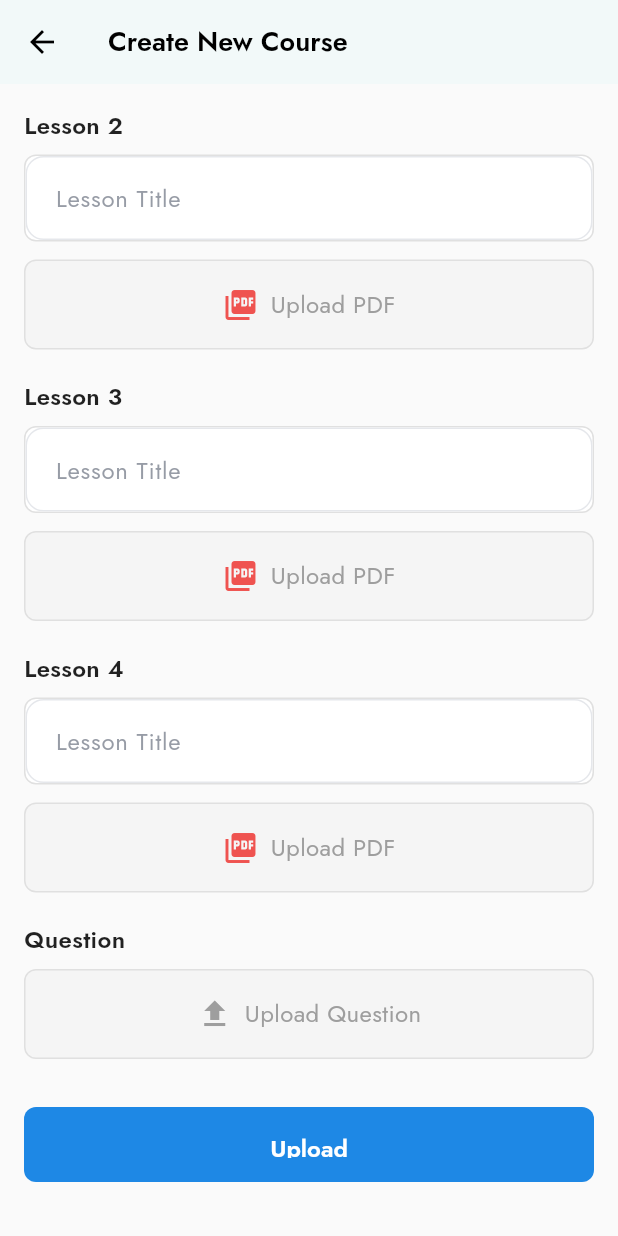
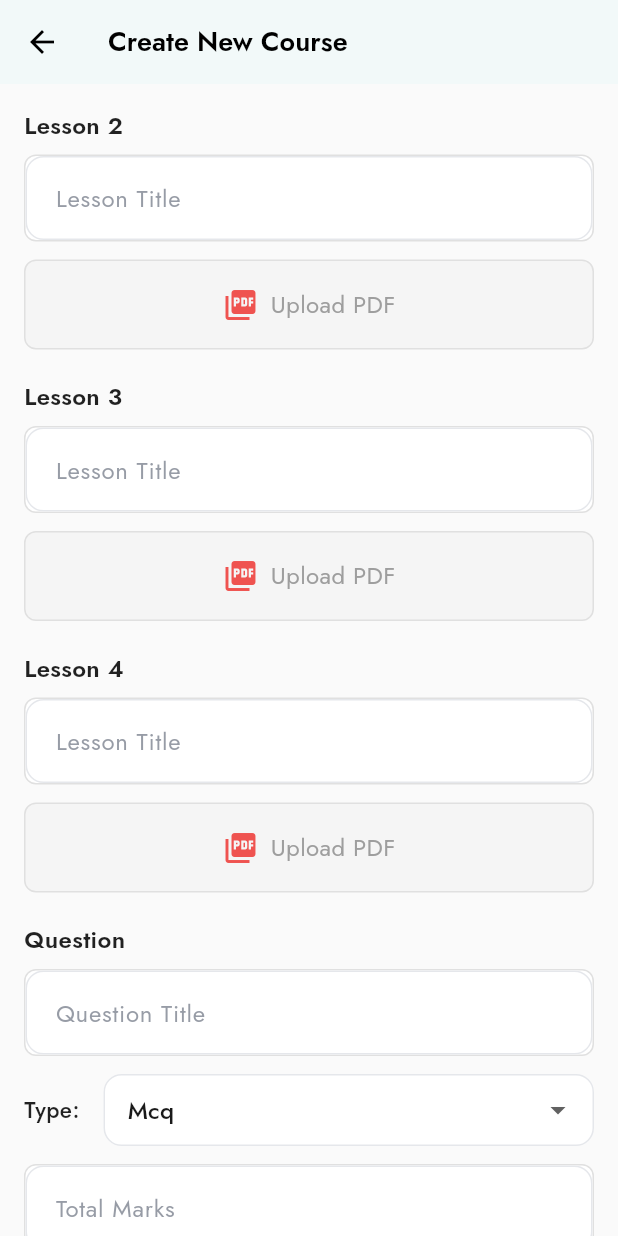
Before and after one commit to Sii-fu/knowble, a Flutter app: the CreateCourseScreen screen opened directly, scrolled down 865 dp, on a phone screen of 412 x 824 dp. Run offline on Flutter 3.47's test engine with Material 3 defaults, Android fonts, the phone set to English and light mode, and no system bars; our stand-ins replace file_picker, fl_chart, image_picker, sizer, supabase_flutter, timeago; missing offline and left inert: markdown_widget; accounts and stored records are empty.

Commit message:
doin question ai
kichu hoy nai akhono

```diff
--- a/lib/data/models/assessment.dart
+++ b/lib/data/models/assessment.dart
@@ -1,13 +1,8 @@
-// assessment.dart
-// Assessment model for Knowble, matching the assessments table in the database.
-
-enum AssessmentType { quiz, assignment, other }
-
 class Assessment {
   final String id;
   final String courseId;
   final String title;
-  final AssessmentType type;
+  final String type; // 'quiz', 'assignment'
   final int totalMarks;
 
   Assessment({
@@ -17,4 +12,40 @@ class Assessment {
     required this.type,
     required this.totalMarks,
   });
+
+  factory Assessment.fromMap(Map<String, dynamic> map) {
+    return Assessment(
+      id: map['id'] ?? '',
+      courseId: map['course_id'] ?? '',
+      title: map['title'] ?? '',
+      type: map['type'] ?? '',
+      totalMarks: map['total_marks'] ?? 0,
+    );
+  }
+
+  Map<String, dynamic> toMap() {
+    return {
+      'id': id,
+      'course_id': courseId,
+      'title': title,
+      'type': type,
+      'total_marks': totalMarks,
+    };
+  }
+
+  Assessment copyWith({
+    String? id,
+    String? courseId,
+    String? title,
+    String? type,
+    int? totalMarks,
+  }) {
+    return Assessment(
+      id: id ?? this.id,
+      courseId: courseId ?? this.courseId,
+      title: title ?? this.title,
+      type: type ?? this.type,
+      totalMarks: totalMarks ?? this.totalMarks,
+    );
+  }
 }
--- a/lib/data/models/question.dart
+++ b/lib/data/models/question.dart
@@ -1,13 +1,8 @@
-// question.dart
-// Question model for Knowble, matching the questions table in the database.
-
-enum QuestionType { mcq, text, code }
-
 class Question {
   final String id;
   final String assessmentId;
   final String questionText;
-  final QuestionType type;
+  final String type; // 'mcq', 'text', 'code'
   final int marks;
 
   Question({
@@ -17,4 +12,45 @@ class Question {
     required this.type,
     required this.marks,
   });
+
+  factory Question.fromMap(Map<String, dynamic> map) {
+    return Question(
+      id: map['id'] ?? '',
+      assessmentId: map['assessment_id'] ?? '',
+      questionText: map['question_text'] ?? '',
+      type: map['type'] ?? '',
+      marks: map['marks'] ?? 0,
+    );
+  }
+
+  Map<String, dynamic> toMap() {
+    return {
+      'id': id,
+      'assessment_id': assessmentId,
+      'question_text': questionText,
+      'type': type,
+      'marks': marks,
+    };
+  }
+
+  Question copyWith({
+    String? id,
+    String? assessmentId,
+    String? questionText,
+    String? type,
+    int? marks,
+  }) {
+    return Question(
+      id: id ?? this.id,
+      assessmentId: assessmentId ?? this.assessmentId,
+      questionText: questionText ?? this.questionText,
+      type: type ?? this.type,
+      marks: marks ?? this.marks,
+    );
+  }
+
+  // Helper
+  bool get isMCQ => type == 'mcq';
+  bool get isCode => type == 'code';
+  bool get isText => type == 'text';
 }
--- a/lib/features/instructor/create_course_screen.dart
+++ b/lib/features/instructor/create_course_screen.dart
@@ -2,6 +2,7 @@
 import 'package:flutter/material.dart';
 import 'package:file_picker/file_picker.dart';
 import 'package:knowble_app/core/services/Instructor/course_service.dart';
+import 'package:knowble_app/core/services/Instructor/questionai_service.dart';
 import 'package:flutter/foundation.dart';
 import 'dart:typed_data';
 
@@ -13,6 +14,20 @@ class CreateCourseScreen extends StatefulWidget {
 }
 
 class _CreateCourseScreenState extends State<CreateCourseScreen> {
+  String? _createdCourseId;
+  // Question section controllers
+  final TextEditingController _questionTitleController = TextEditingController();
+  final TextEditingController _questionMarksController = TextEditingController();
+
+  // Helper to get the current courseId (you may want to store this after course creation)
+  Future<String?> _getCurrentCourseId() async {
+    return _createdCourseId;
+  }
+  // Gemini API key (replace with your actual key or load from secure storage)
+  final String _geminiApiKey = 'AIzaSyAUoA_MGBSzZHSIQsMRZ4BgM6vQcKhM9pI';
+  late final QuestionAIService _questionAIService;
+
+
   final CourseService _courseService = CourseService();
   final TextEditingController _courseNameController = TextEditingController();
   final TextEditingController _courseDescriptionController = TextEditingController();
@@ -28,6 +43,7 @@ class _CreateCourseScreenState extends State<CreateCourseScreen> {
   List<Map<String, dynamic>?> _lessonPdfInfos = [];
 
   String selectedLessonCount = '4 Lesson';
+  String _selectedQuestionType = 'Mcq';
 
   final List<String> lessonCounts = [
     '1 Lesson',
@@ -50,6 +66,8 @@ class _CreateCourseScreenState extends State<CreateCourseScreen> {
     _lesson1Controller.text = '';
     _lessonCountController.text = '';
     _updateLessonControllers();
+
+    _questionAIService = QuestionAIService(geminiApiKey: _geminiApiKey);
   }
 
   void _updateLessonControllers() {
@@ -201,6 +219,9 @@ class _CreateCourseScreenState extends State<CreateCourseScreen> {
         _showSuccessDialog('Failed to create course.');
         return;
       }
+      setState(() {
+        _createdCourseId = courseId;
+      });
 
       // 2. Insert module (chapter)
       final moduleId = await _courseService.createModule(
@@ -613,7 +634,7 @@ class _CreateCourseScreenState extends State<CreateCourseScreen> {
               const SizedBox(height: 20),
             ],
 
-            // Question Section (Additional as requested)
+            // Question Section
             const Text(
               'Question',
               style: TextStyle(
@@ -623,33 +644,143 @@ class _CreateCourseScreenState extends State<CreateCourseScreen> {
               ),
             ),
             const SizedBox(height: 8),
+            // Title Field
             Container(
-              height: 60,
               decoration: BoxDecoration(
-                color: Colors.grey[100],
+                color: Colors.white,
                 borderRadius: BorderRadius.circular(8),
                 border: Border.all(color: Colors.grey[300]!),
               ),
-              child: InkWell(
-                onTap: _handleQuestionUpload,
-                borderRadius: BorderRadius.circular(8),
-                child: const Center(
-                  child: Row(
-                    mainAxisAlignment: MainAxisAlignment.center,
-                    children: [
-                      Icon(Icons.upload, color: Colors.grey),
-                      SizedBox(width: 8),
-                      Text(
-                        'Upload Question',
-                        style: TextStyle(
-                          color: Colors.grey,
-                          fontSize: 16,
-                        ),
-                      ),
-                    ],
+              child: TextField(
+                controller: _questionTitleController,
+                decoration: const InputDecoration(
+                  border: InputBorder.none,
+                  contentPadding: EdgeInsets.all(16),
+                  hintText: 'Question Title',
+                ),
+                style: const TextStyle(
+                  fontSize: 16,
+                  color: Colors.black87,
+                ),
+              ),
+            ),
+            const SizedBox(height: 12),
+            // Type Dropdown
+            Row(
+              children: [
+                const Text(
+                  'Type:',
+                  style: TextStyle(
+                    fontSize: 15,
+                    fontWeight: FontWeight.w500,
+                    color: Colors.black87,
                   ),
                 ),
+                const SizedBox(width: 16),
+                Expanded(
+                  child: DropdownButtonFormField<String>(
+                    value: _selectedQuestionType,
+                    items: const [
+                      DropdownMenuItem(value: 'Mcq', child: Text('Mcq')),
+                      DropdownMenuItem(value: 'Code', child: Text('Code')),
+                      DropdownMenuItem(value: 'Text', child: Text('Text')),
+                    ],
+                    onChanged: (value) {
+                      setState(() {
+                        _selectedQuestionType = value!;
+                      });
+                    },
+                    decoration: const InputDecoration(
+                      border: OutlineInputBorder(),
+                      contentPadding: EdgeInsets.symmetric(horizontal: 12, vertical: 8),
+                    ),
+                  ),
+                ),
+              ],
+            ),
+            const SizedBox(height: 12),
+            // Total Marks Field
+            Container(
+              decoration: BoxDecoration(
+                color: Colors.white,
+                borderRadius: BorderRadius.circular(8),
+                border: Border.all(color: Colors.grey[300]!),
               ),
+              child: TextField(
+                controller: _questionMarksController,
+                keyboardType: TextInputType.number,
+                decoration: const InputDecoration(
+                  border: InputBorder.none,
+                  contentPadding: EdgeInsets.all(16),
+                  hintText: 'Total Marks',
+                ),
+                style: const TextStyle(
+                  fontSize: 16,
+                  color: Colors.black87,
+                ),
+              ),
+            ),
+            const SizedBox(height: 20),
+            Row(
+              children: [
+                Expanded(
+                  child: ElevatedButton(
+                    onPressed: () async {
+                      // Example: Use course name as assessment title, type as selected, total marks from field
+                      final courseId = await _getCurrentCourseId();
+                      if (courseId == null) {
+                        _showSuccessDialog('Please create the course first.');
+                        return;
+                      }
+                      try {
+                        await _questionAIService.generateAndStoreMCQs(
+                          courseId: courseId,
+                          assessmentTitle: _questionTitleController.text.trim(),
+                          type: _selectedQuestionType.toLowerCase(),
+                          totalMarks: int.tryParse(_questionMarksController.text.trim()) ?? 0,
+                        );
+                        _showSuccessDialog('AI-generated questions uploaded!');
+                      } catch (e) {
+                        _showSuccessDialog('AI generation failed: ${e.toString()}');
+                      }
+                    },
+                    style: ElevatedButton.styleFrom(
+                      backgroundColor: Colors.blue[700],
+                      shape: RoundedRectangleBorder(
+                        borderRadius: BorderRadius.circular(8),
+                      ),
+                      elevation: 0,
+                    ),
+                    child: const Text(
+                      'Generate Question Using AI',
+                      style: TextStyle(
+                        color: Colors.white,
+                        fontWeight: FontWeight.w600,
+                      ),
+                    ),
+                  ),
+                ),
+                const SizedBox(width: 16),
+                Expanded(
+                  child: ElevatedButton(
+                    onPressed: _handleQuestionUpload,
+                    style: ElevatedButton.styleFrom(
+                      backgroundColor: Colors.green[600],
+                      shape: RoundedRectangleBorder(
+                        borderRadius: BorderRadius.circular(8),
+                      ),
+                      elevation: 0,
+                    ),
+                    child: const Text(
+                      'Upload your Question',
+                      style: TextStyle(
+                        color: Colors.white,
+                        fontWeight: FontWeight.w600,
+                      ),
+                    ),
+                  ),
+                ),
+              ],
             ),
             const SizedBox(height: 32),
 
```
Also changed, not shown: lib/core/services/Instructor/questionai_service.dart (added, +167 -0 lines), lib/data/models/option.dart (+36 -3 lines), pubspec.yaml (+3 -5 lines), pubspec.lock.
